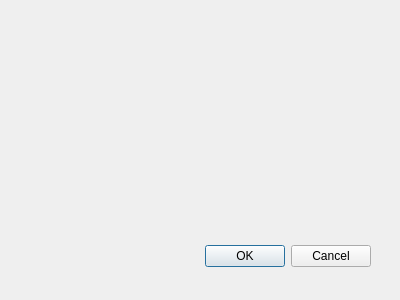
Qt form foodmenuwindow.ui (plainoldprogrammer/pos) before a commit.
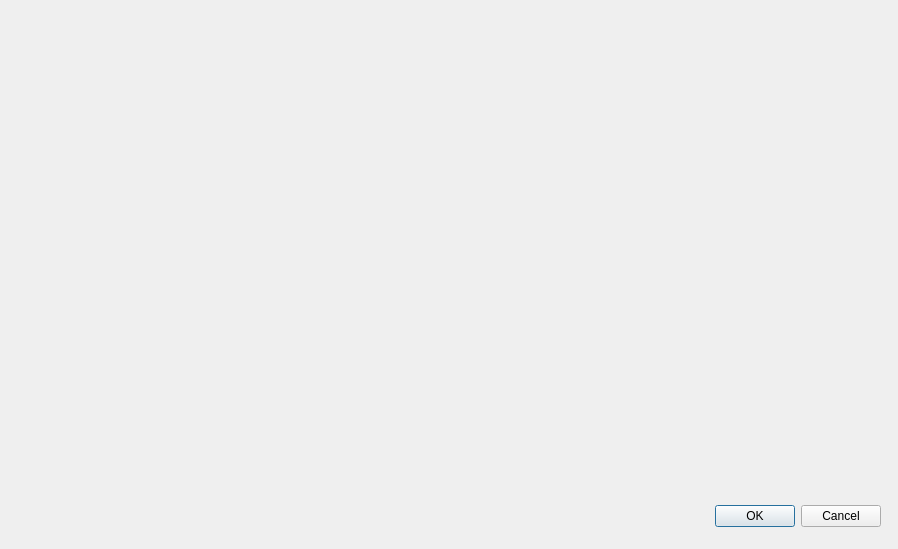
The same form after that commit.

Commit message: resizing the food menu window

Patch:
```diff
--- a/foodmenuwindow.ui
+++ b/foodmenuwindow.ui
@@ -8,8 +8,8 @@
    <rect>
     <x>0</x>
     <y>0</y>
-    <width>400</width>
-    <height>300</height>
+    <width>898</width>
+    <height>549</height>
    </rect>
   </property>
   <property name="windowTitle">
@@ -18,8 +18,8 @@
   <widget name="buttonBox" class="QDialogButtonBox">
    <property name="geometry">
     <rect>
-     <x>30</x>
-     <y>240</y>
+     <x>540</x>
+     <y>500</y>
      <width>341</width>
      <height>32</height>
     </rect>
```
Left out of the diff: 9 changed lines with no effect on the pictures.
